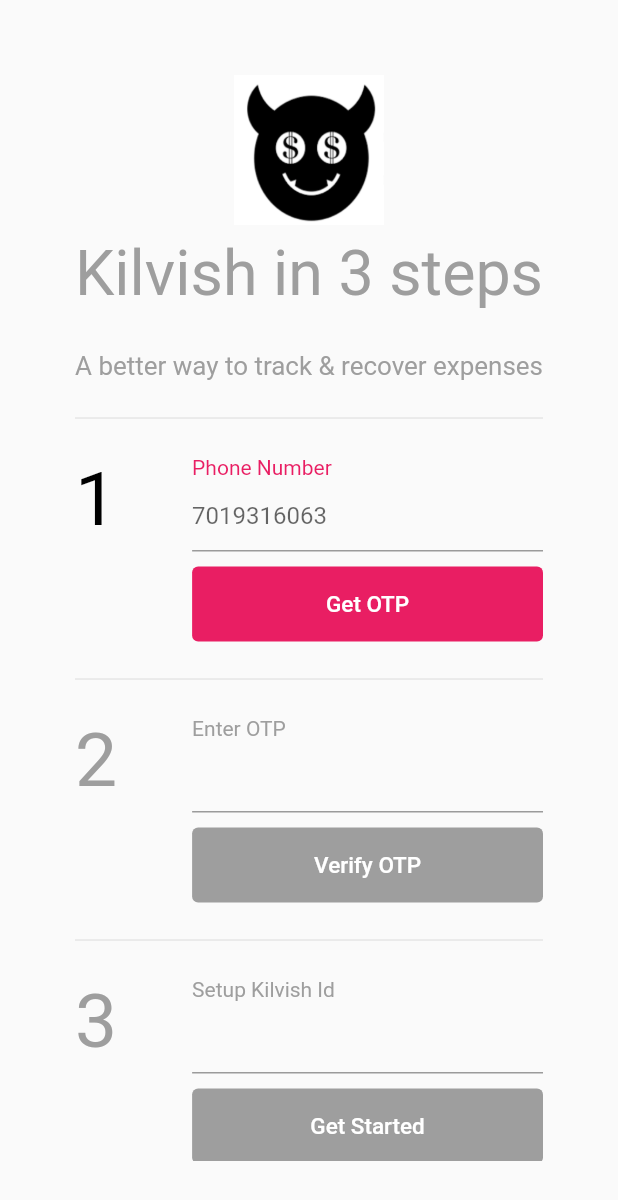
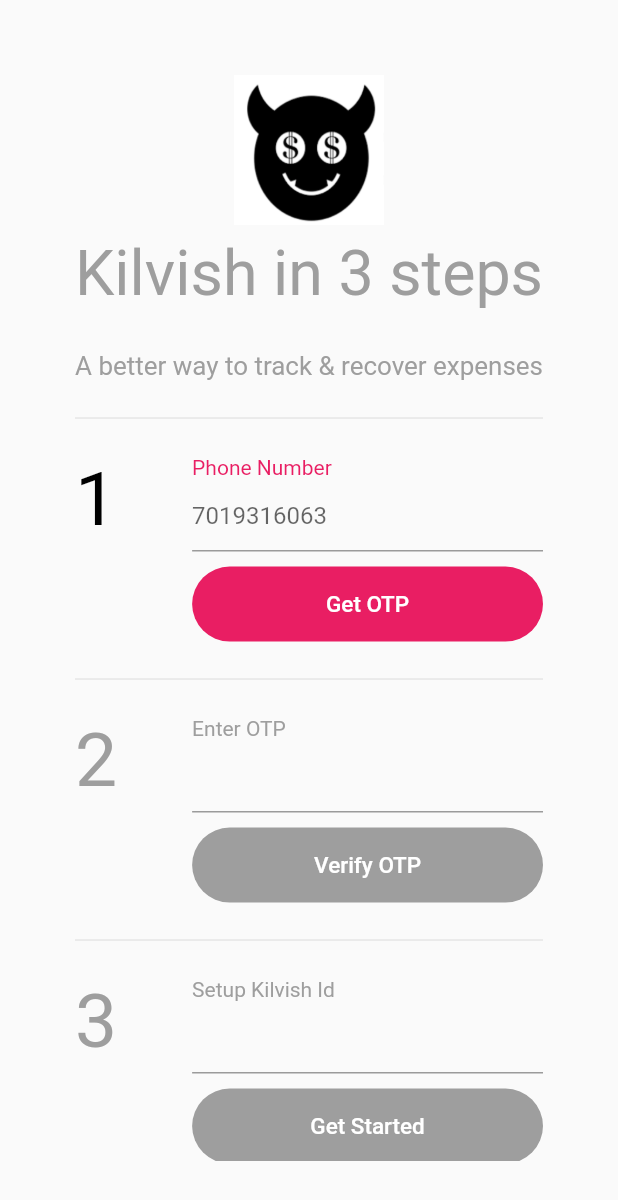
Before and after one commit to tamraj-kilvish/kilvish, a Flutter app: the screen it shows after launch, on a phone screen of 412 x 824 dp. Shown: the top 1200 px of the screen. Run offline on Flutter 3.47's test engine with Material 2 defaults, Android fonts, the phone set to English and light mode, and no system bars.

Commit message:
sign up page UI interactions are complete

```diff
--- a/lib/signup.dart
+++ b/lib/signup.dart
@@ -9,23 +9,17 @@ class SignUpPage extends StatefulWidget {
 }
 
 class SignUpPageState extends State<SignUpPage> {
-  int stepNumber = 1;
+  int _stepNumber = 1;
 
-  void allowFormSubmission() {
+  void allowFormSubmission(int stepNumber) {
     print("here");
     setState(() {
-      stepNumber += 1;
+      _stepNumber = stepNumber + 1;
     });
   }
 
   @override
   Widget build(BuildContext context) {
-    // This method is rerun every time setState is called, for instance as done
-    // by the _incrementCounter method above.
-    //
-    // The Flutter framework has been optimized to make rerunning build methods
-    // fast, so that you can just rebuild anything that needs updating rather
-    // than having to individually change instances of widgets.
     return Scaffold(
       body: Container(
         padding: const EdgeInsets.all(50),
@@ -35,12 +29,14 @@ class SignUpPageState extends State<SignUpPage> {
               child: Column(
                 children: [
                   Image.asset(
+                    //Top Image
                     'images/kilvish.png',
                     width: 100,
                     height: 100,
                     fit: BoxFit.fitWidth,
                   ),
                   FittedBox(
+                    //TagLine
                     fit: BoxFit.fitWidth,
                     child: Container(
                       margin: const EdgeInsets.only(top: 10),
@@ -50,6 +46,7 @@ class SignUpPageState extends State<SignUpPage> {
                     ),
                   ),
                   FittedBox(
+                    //Sub tagline
                     fit: BoxFit.fitWidth,
                     child: Container(
                       margin: const EdgeInsets.only(top: 30),
@@ -64,28 +61,33 @@ class SignUpPageState extends State<SignUpPage> {
             ),
             SignupForm(
               stepNumber: "1",
-              fieldLabel: "Phone Number",
-              buttonLabel: "Get OTP",
+              fieldLabel:
+                  (_stepNumber == 1) ? "Phone Number" : "Update Phone Number",
+              buttonLabel:
+                  (_stepNumber == 1) ? "Get OTP" : "Get OTP for new number",
               hint: "7019316063",
-              isActive: stepNumber == 1,
+              isActive: _stepNumber == 1,
+              isOperationAllowedButNotActive: _stepNumber > 1,
               // the functions are passed from here as stepNumber variable is defined in this class
-              buttonClickHandler: allowFormSubmission,
+              buttonClickHandler: () => allowFormSubmission(1),
             ),
             SignupForm(
               stepNumber: "2",
               fieldLabel: "Enter OTP",
               buttonLabel: "Verify OTP",
               hint: "1234",
-              isActive: stepNumber == 2,
-              buttonClickHandler: allowFormSubmission,
+              isActive: _stepNumber == 2,
+              isOperationAllowedButNotActive: _stepNumber > 2,
+              buttonClickHandler: () => allowFormSubmission(2),
             ),
             SignupForm(
               stepNumber: "3",
               fieldLabel: "Setup Kilvish Id",
               buttonLabel: "Get Started",
               hint: "crime-master-gogo",
-              isActive: stepNumber == 3,
-              buttonClickHandler: allowFormSubmission,
+              isActive: _stepNumber == 3,
+              isOperationAllowedButNotActive: _stepNumber > 3,
+              buttonClickHandler: () => allowFormSubmission(3),
             ),
           ],
         ),
@@ -109,6 +111,7 @@ class SignupForm extends StatefulWidget {
   final String buttonLabel;
   final String hint;
   final bool isActive;
+  final bool isOperationAllowedButNotActive;
   final String? Function(String?) fieldValidator;
   final void Function() buttonClickHandler;
 
@@ -118,6 +121,7 @@ class SignupForm extends StatefulWidget {
     required this.buttonLabel,
     required this.hint,
     required this.isActive,
+    required this.isOperationAllowedButNotActive,
     required this.buttonClickHandler,
     String? Function(String?)? fieldvalidator,
     super.key,
@@ -128,18 +132,10 @@ class SignupForm extends StatefulWidget {
 }
 
 class SignupFormState extends State<SignupForm> {
-  final _formKey = GlobalKey<
-      FormState>(); //this field has made the class stateful. Now we have stateful class within stateful which is bad but I could not get it to work otherwise
-
-  void denyFormSubmission() {
-    ScaffoldMessenger.of(context).showSnackBar(
-      const SnackBar(content: Text('This form is locked')),
-    );
-  }
+  final _formKey = GlobalKey<FormState>();
 
   @override
   Widget build(BuildContext context) {
-    // Build a Form widget using the _formKey created above.
     return Form(
       key: _formKey,
       child: Column(children: [
@@ -147,51 +143,16 @@ class SignupFormState extends State<SignupForm> {
         Row(
           crossAxisAlignment: CrossAxisAlignment.start,
           children: [
-            FittedBox(
-              fit: BoxFit.fitWidth,
-              child: Container(
-                margin: const EdgeInsets.only(right: 50),
-                child: Text(widget.stepNumber,
-                    style: TextStyle(
-                        fontSize: 50.0,
-                        color:
-                            (widget.isActive) ? Colors.black : inactiveColor)),
-              ),
-            ),
+            renderStepNumber(),
+            // to let the form fill rest of the space after the step number
             Expanded(
               child: Column(
                 children: [
-                  Align(
-                    alignment: Alignment.centerLeft,
-                    child: Text(widget.fieldLabel,
-                        style: (widget.isActive)
-                            ? textStylePrimaryColor
-                            : textStyleInactive),
-                  ),
-                  TextFormField(
-                      decoration: InputDecoration(
-                        hintText: widget.isActive ? widget.hint : "",
-                      ),
-                      validator: widget.fieldValidator),
+                  renderInputLabel(),
+                  renderTextField(),
                   Container(
                     margin: const EdgeInsets.only(top: 10),
-                    child: TextButton(
-                      style: TextButton.styleFrom(
-                          backgroundColor:
-                              (widget.isActive) ? primaryColor : inactiveColor,
-                          minimumSize: const Size.fromHeight(50)),
-                      onPressed: () {
-                        if (!widget.isActive) {
-                          return denyFormSubmission();
-                        }
-                        if (_formKey.currentState!.validate()) {
-                          widget.buttonClickHandler();
-                        }
-                      },
-                      child: Text(widget.buttonLabel,
-                          style: const TextStyle(
-                              color: Colors.white, fontSize: 15)),
-                    ),
+                    child: renderFormSubmitButton(),
                   )
                 ],
               ),
@@ -201,4 +162,66 @@ class SignupFormState extends State<SignupForm> {
       ]),
     );
   }
+
+  // need 'context' variable in this function hence keeping it here
+  void denyFormSubmission() {
+    ScaffoldMessenger.of(context).showSnackBar(
+      const SnackBar(content: Text('This form is locked')),
+    );
+  }
+
+  Widget renderStepNumber() {
+    return FittedBox(
+      fit: BoxFit.fitWidth,
+      child: Container(
+        margin: const EdgeInsets.only(right: 50),
+        child: Text(widget.stepNumber,
+            style: TextStyle(
+                fontSize: 50.0,
+                color: (widget.isActive) ? Colors.black : inactiveColor)),
+      ),
+    );
+  }
+
+  Widget renderInputLabel() {
+    return Align(
+      alignment: Alignment.centerLeft,
+      child: Text(widget.fieldLabel,
+          style: (widget.isActive) ? textStylePrimaryColor : textStyleInactive),
+    );
+  }
+
+  Widget renderTextField() {
+    return TextFormField(
+        decoration: InputDecoration(
+          hintText: widget.isActive ? widget.hint : "",
+        ),
+        validator: widget.fieldValidator);
+  }
+
+  Widget renderFormSubmitButton() {
+    StadiumBorder? greyBorderIfNeeded = (widget.isOperationAllowedButNotActive)
+        ? const StadiumBorder(
+            side: BorderSide(color: primaryColor, width: 2),
+          )
+        : const StadiumBorder();
+    Color backgroundColor = (widget.isActive) ? primaryColor : inactiveColor;
+
+    return TextButton(
+      style: TextButton.styleFrom(
+          backgroundColor: backgroundColor,
+          minimumSize: const Size.fromHeight(50),
+          shape: greyBorderIfNeeded),
+      onPressed: () {
+        if (!widget.isActive && !widget.isOperationAllowedButNotActive) {
+          return denyFormSubmission();
+        }
+        if (_formKey.currentState!.validate()) {
+          widget.buttonClickHandler();
+        }
+      },
+      child: Text(widget.buttonLabel,
+          style: const TextStyle(color: Colors.white, fontSize: 15)),
+    );
+  }
 }
```
Also changed, not shown: lib/main.dart (+0 -9 lines), 1 other file.
